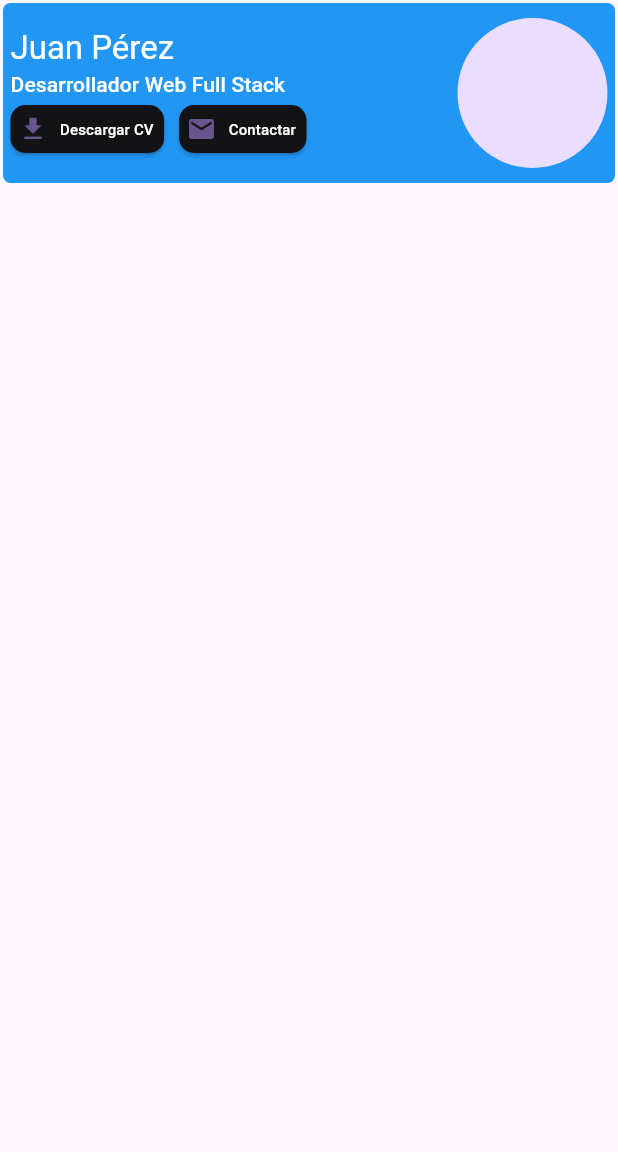
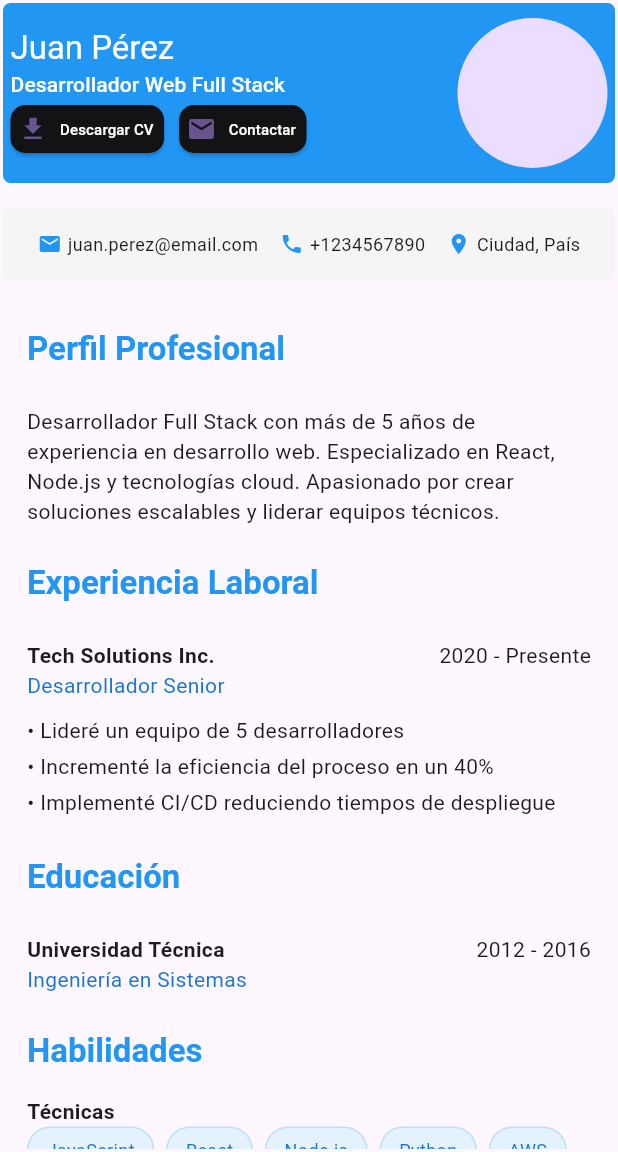
Before and after one commit to JhonaCodes/cv_hub, a Flutter app: the screen it shows after launch, on a phone screen of 412 x 824 dp, the part 84-1236 px from its top. Run offline on Flutter 3.47's test engine with Material 3 defaults, Android fonts, the phone set to English and light mode, and no system bars.

Commit message:
no pude hacerlo como queria

```diff
--- a/lib/main.dart
+++ b/lib/main.dart
@@ -1,6 +1,7 @@
 import 'package:cvhub/ui/layout/main_layout.dart';
 import 'package:cvhub/ui/screen/home.dart';
 import 'package:flutter/material.dart';
+import 'package:cvhub/ui/screen/standard_cv.dart'; //mi nueva cv (andres)
 
 void main() {
   runApp(MyApp());
@@ -19,9 +20,8 @@
         useMaterial3: true,
       ),
       home: MainLayout(
-        child: StandardCV(),
-      )
-
+        child: const StandardCV(), //  constante
+      ),
     );
   }
 }
--- a/lib/ui/screen/home.dart
+++ b/lib/ui/screen/home.dart
@@ -1,8 +1,11 @@
 import 'package:cvhub/ui/widget/custom_elevated_button.dart';
 import 'package:flutter/material.dart';
 
-class StandardCV extends StatelessWidget {
-  const StandardCV({super.key});
+
+class StandardCV1 extends StatelessWidget {
+  const StandardCV1({super.key});
+
+
 
   @override
   Widget build(BuildContext context) {
@@ -56,7 +59,14 @@ class StandardCV extends StatelessWidget {
               ),
             ],
           ),
-        )
+        ),
+        const SizedBox(height: 20), // Espacio entre el CV y el botón
+        ElevatedButton(
+          onPressed: () {
+            Navigator.pushNamed(context, '/standard_cv'); // Navega a nueva cv
+          },
+          child: const Text("CV ANDRES"), // Texto del botón
+        ),
       ],
     );
   }
--- /dev/null
+++ b/lib/ui/screen/standard_cv.dart
@@ -0,0 +1,328 @@
+import 'package:flutter/material.dart';
+import 'package:cvhub/ui/widget/custom_elevated_button.dart';
+
+class StandardCV extends StatelessWidget {
+  const StandardCV({super.key});
+
+  @override
+  Widget build(BuildContext context) {
+    return SingleChildScrollView(
+      child: Column(
+        crossAxisAlignment: CrossAxisAlignment.start,
+        children: [
+          // Header Section (Already implemented)
+          Container(
+            height: 120,
+            width: double.infinity,
+            padding: const EdgeInsets.all(5),
+            decoration: BoxDecoration(
+              borderRadius: BorderRadius.circular(5),
+              color: Colors.blue,
+            ),
+            child: Row(
+              mainAxisAlignment: MainAxisAlignment.spaceBetween,
+              children: [
+                Column(
+                  crossAxisAlignment: CrossAxisAlignment.start,
+                  mainAxisAlignment: MainAxisAlignment.center,
+                  mainAxisSize: MainAxisSize.min,
+                  children: [
+                    Text(
+                      "Juan Pérez",
+                      style: Theme.of(context)
+                          .textTheme
+                          .titleLarge
+                          ?.copyWith(color: Colors.white),
+                    ),
+                    Text(
+                      "Desarrollador Web Full Stack",
+                      style: Theme.of(context)
+                          .textTheme
+                          .labelLarge
+                          ?.copyWith(color: Colors.white),
+                    ),
+                    Row(
+                      mainAxisSize: MainAxisSize.min,
+                      children: [
+                        CustomElevatedButton(
+                          label: "Descargar CV",
+                          icon: const Icon(Icons.download, size: 20),
+                          onTap: () {},
+                        ),
+                        const SizedBox(width: 10),
+                        CustomElevatedButton(
+                          label: "Contactar",
+                          icon: const Icon(Icons.email, size: 20),
+                          onTap: () {},
+                        ),
+                      ],
+                    )
+                  ],
+                ),
+                const CircleAvatar(
+                  minRadius: 50,
+                ),
+              ],
+            ),
+          ),
+
+          // Contact Information
+          Container(
+            margin: const EdgeInsets.symmetric(vertical: 16),
+            padding: const EdgeInsets.all(16),
+            decoration: BoxDecoration(
+              color: Colors.grey[100],
+              borderRadius: BorderRadius.circular(5),
+            ),
+            child: Row(
+              mainAxisAlignment: MainAxisAlignment.spaceAround,
+              children: [
+                _ContactItem(
+                  icon: Icons.email,
+                  text: "juan.perez@email.com",
+                ),
+                _ContactItem(
+                  icon: Icons.phone,
+                  text: "+1234567890",
+                ),
+                _ContactItem(
+                  icon: Icons.location_on,
+                  text: "Ciudad, País",
+                ),
+              ],
+            ),
+          ),
+
+          // Professional Summary
+          _SectionTitle(title: "Perfil Profesional"),
+          const Padding(
+            padding: EdgeInsets.symmetric(horizontal: 16, vertical: 8),
+            child: Text(
+              "Desarrollador Full Stack con más de 5 años de experiencia en desarrollo web. "
+                  "Especializado en React, Node.js y tecnologías cloud. Apasionado por crear "
+                  "soluciones escalables y liderar equipos técnicos.",
+            ),
+          ),
+
+          // Experience
+          _SectionTitle(title: "Experiencia Laboral"),
+          _ExperienceItem(
+            company: "Tech Solutions Inc.",
+            position: "Desarrollador Senior",
+            period: "2020 - Presente",
+            achievements: [
+              "Lideré un equipo de 5 desarrolladores",
+              "Incrementé la eficiencia del proceso en un 40%",
+              "Implementé CI/CD reduciendo tiempos de despliegue",
+            ],
+          ),
+
+          // Education
+          _SectionTitle(title: "Educación"),
+          _EducationItem(
+            institution: "Universidad Técnica",
+            degree: "Ingeniería en Sistemas",
+            period: "2012 - 2016",
+          ),
+
+          // Skills
+          _SectionTitle(title: "Habilidades"),
+          Padding(
+            padding: const EdgeInsets.symmetric(horizontal: 16),
+            child: Column(
+              crossAxisAlignment: CrossAxisAlignment.start,
+              children: [
+                const Text(
+                  "Técnicas",
+                  style: TextStyle(fontWeight: FontWeight.bold),
+                ),
+                Wrap(
+                  spacing: 8,
+                  runSpacing: 8,
+                  children: [
+                    "JavaScript",
+                    "React",
+                    "Node.js",
+                    "Python",
+                    "AWS",
+                    "Docker"
+                  ].map((skill) => _SkillChip(skill)).toList(),
+                ),
+                const SizedBox(height: 16),
+                const Text(
+                  "Blandas",
+                  style: TextStyle(fontWeight: FontWeight.bold),
+                ),
+                Wrap(
+                  spacing: 8,
+                  runSpacing: 8,
+                  children: [
+                    "Liderazgo",
+                    "Comunicación",
+                    "Trabajo en equipo",
+                    "Resolución de problemas"
+                  ].map((skill) => _SkillChip(skill)).toList(),
+                ),
+              ],
+            ),
+          ),
+
+          const SizedBox(height: 16),
+        ],
+      ),
+    );
+  }
+}
+
+// Helper Widgets
+class _SectionTitle extends StatelessWidget {
+  final String title;
+
+  const _SectionTitle({required this.title});
+
+  @override
+  Widget build(BuildContext context) {
+    return Padding(
+      padding: const EdgeInsets.all(16),
+      child: Text(
+        title,
+        style: Theme.of(context).textTheme.titleLarge?.copyWith(
+          color: Colors.blue,
+          fontWeight: FontWeight.bold,
+        ),
+      ),
+    );
+  }
+}
+
+class _ContactItem extends StatelessWidget {
+  final IconData icon;
+  final String text;
+
+  const _ContactItem({required this.icon, required this.text});
+
+  @override
+  Widget build(BuildContext context) {
+    return Row(
+      mainAxisSize: MainAxisSize.min,
+      children: [
+        Icon(icon, size: 16, color: Colors.blue),
+        const SizedBox(width: 4),
+        Text(text, style: const TextStyle(fontSize: 12)),
+      ],
+    );
+  }
+}
+
+class _ExperienceItem extends StatelessWidget {
+  final String company;
+  final String position;
+  final String period;
+  final List<String> achievements;
+
+  const _ExperienceItem({
+    required this.company,
+    required this.position,
+    required this.period,
+    required this.achievements,
+  });
+
+  @override
+  Widget build(BuildContext context) {
+    return Padding(
+      padding: const EdgeInsets.symmetric(horizontal: 16, vertical: 8),
+      child: Column(
+        crossAxisAlignment: CrossAxisAlignment.start,
+        children: [
+          Row(
+            mainAxisAlignment: MainAxisAlignment.spaceBetween,
+            children: [
+              Text(
+                company,
+                style: const TextStyle(fontWeight: FontWeight.bold),
+              ),
+              Text(period),
+            ],
+          ),
+          Text(
+            position,
+            style: TextStyle(color: Colors.blue[700]),
+          ),
+          const SizedBox(height: 8),
+          ...achievements.map(
+                (achievement) => Padding(
+              padding: const EdgeInsets.symmetric(vertical: 2),
+              child: Row(
+                crossAxisAlignment: CrossAxisAlignment.start,
+                children: [
+                  const Text("• "),
+                  Expanded(child: Text(achievement)),
+                ],
+              ),
+            ),
+          ),
+        ],
+      ),
+    );
+  }
+}
+
+class _EducationItem extends StatelessWidget {
+  final String institution;
+  final String degree;
+  final String period;
+
+  const _EducationItem({
+    required this.institution,
+    required this.degree,
+    required this.period,
+  });
+
+  @override
+  Widget build(BuildContext context) {
+    return Padding(
+      padding: const EdgeInsets.symmetric(horizontal: 16, vertical: 8),
+      child: Column(
+        crossAxisAlignment: CrossAxisAlignment.start,
+        children: [
+          Row(
+            mainAxisAlignment: MainAxisAlignment.spaceBetween,
+            children: [
+              Text(
+                institution,
+                style: const TextStyle(fontWeight: FontWeight.bold),
+              ),
+              Text(period),
+            ],
+          ),
+          Text(
+            degree,
+            style: TextStyle(color: Colors.blue[700]),
+          ),
+        ],
+      ),
+    );
+  }
+}
+
+class _SkillChip extends StatelessWidget {
+  final String label;
+
+  const _SkillChip(this.label);
+
+  @override
+  Widget build(BuildContext context) {
+    return Container(
+      padding: const EdgeInsets.symmetric(horizontal: 12, vertical: 6),
+      decoration: BoxDecoration(
+        color: Colors.blue[50],
+        borderRadius: BorderRadius.circular(16),
+        border: Border.all(color: Colors.blue[100]!),
+      ),
+      child: Text(
+        label,
+        style: TextStyle(color: Colors.blue[700], fontSize: 12),
+      ),
+    );
+  }
+}
```
